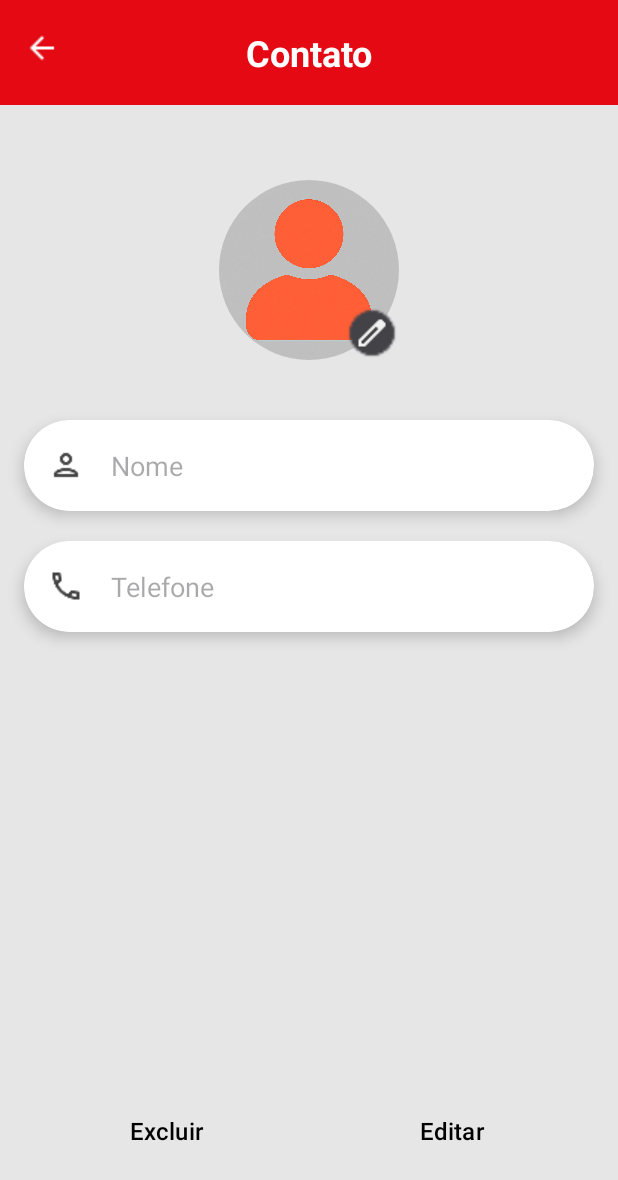
After one commit to WellingtonHSL/App-Contatos, an Android app: the DetailContactActivity screen opened directly, with no data from a screen before it, on a phone screen of 412 x 824 dp. The commit adds this screen. Shown: the top 1180 px of the screen. Run offline under Robolectric (Android 15) with nearby library versions, the phone set to English and light mode, and no system bars; our stand-ins replace Room's generated code.

Commit message:
feat(Delete/Update): Coloquei as funcionalidade de Excluir e Editar um contato.

```diff
--- a/app/src/main/java/com/wellingtonhenrique/contatos/MainActivity.kt
+++ b/app/src/main/java/com/wellingtonhenrique/contatos/MainActivity.kt
@@ -16,6 +16,7 @@ import com.wellingtonhenrique.contatos.adapter.ContactAdapter
 import com.wellingtonhenrique.contatos.data.AppDatabase
 import com.wellingtonhenrique.contatos.data.ContactDao
 import com.wellingtonhenrique.contatos.ui.AddContactActivity
+import com.wellingtonhenrique.contatos.ui.DetailContactActivity
 
 class MainActivity : AppCompatActivity() {
 
@@ -40,7 +41,12 @@ class MainActivity : AppCompatActivity() {
         setSupportActionBar(toolbar)
 
         contactDao = AppDatabase.getDatabase(this).contactDao()
-        contactAdapter = ContactAdapter(emptyList())
+        contactAdapter = ContactAdapter(emptyList()) { contact ->
+            val intent = Intent(this, DetailContactActivity::class.java).apply {
+                putExtra("contact_id", contact.id)
+            }
+            startActivity(intent)
+        }
 
         val recyclerView = findViewById<RecyclerView>(R.id.rv_contacts)
         recyclerView.layoutManager = LinearLayoutManager(this)
--- a/app/src/main/java/com/wellingtonhenrique/contatos/adapter/ContactAdapter.kt
+++ b/app/src/main/java/com/wellingtonhenrique/contatos/adapter/ContactAdapter.kt
@@ -10,8 +10,10 @@ import com.google.android.material.imageview.ShapeableImageView
 import com.wellingtonhenrique.contatos.R
 import com.wellingtonhenrique.contatos.data.Contact
 
-class ContactAdapter(private var contacts: List<Contact>) :
-    RecyclerView.Adapter<ContactAdapter.ContactViewHolder>() {
+class ContactAdapter(
+    private var contacts: List<Contact>,
+    private val onItemClick: (Contact) -> Unit
+) : RecyclerView.Adapter<ContactAdapter.ContactViewHolder>() {
 
     class ContactViewHolder(itemView: View) : RecyclerView.ViewHolder(itemView) {
         val imageView: ShapeableImageView = itemView.findViewById(R.id.iv_add_person)
@@ -34,6 +36,10 @@ class ContactAdapter(private var contacts: List<Contact>) :
             .load(contact.imageUrl)
             .placeholder(R.drawable.ic_person)
             .into(holder.imageView)
+
+        holder.itemView.setOnClickListener {
+            onItemClick(contact)
+        }
     }
 
     override fun getItemCount(): Int = contacts.size
--- a/app/src/main/java/com/wellingtonhenrique/contatos/data/ContactDao.kt
+++ b/app/src/main/java/com/wellingtonhenrique/contatos/data/ContactDao.kt
@@ -2,8 +2,10 @@ package com.wellingtonhenrique.contatos.data
 
 import androidx.lifecycle.LiveData
 import androidx.room.Dao
+import androidx.room.Delete
 import androidx.room.Insert
 import androidx.room.Query
+import androidx.room.Update
 
 @Dao
 interface ContactDao {
@@ -12,4 +14,13 @@ interface ContactDao {
 
     @Insert
     suspend fun insertContact(contact: Contact)
+
+    @Query("SELECT * FROM contacts WHERE id = :id")
+    fun getContactById(id: Int): LiveData<Contact>
+
+    @Update
+    suspend fun updateContact(contact: Contact)
+
+    @Delete
+    suspend fun deleteContact(contact: Contact)
 }
--- /dev/null
+++ b/app/src/main/java/com/wellingtonhenrique/contatos/ui/DetailContactActivity.kt
@@ -0,0 +1,145 @@
+package com.wellingtonhenrique.contatos.ui
+
+import android.net.Uri
+import android.os.Bundle
+import android.widget.Button
+import android.widget.EditText
+import android.widget.ImageView
+import android.widget.Toast
+import androidx.activity.enableEdgeToEdge
+import androidx.activity.result.contract.ActivityResultContracts
+import androidx.appcompat.app.AppCompatActivity
+import androidx.core.view.ViewCompat
+import androidx.core.view.WindowInsetsCompat
+import androidx.core.view.WindowInsetsControllerCompat
+import com.google.android.material.appbar.MaterialToolbar
+import com.wellingtonhenrique.contatos.R
+import com.wellingtonhenrique.contatos.data.AppDatabase
+import com.wellingtonhenrique.contatos.data.Contact
+import kotlinx.coroutines.Dispatchers
+import kotlinx.coroutines.CoroutineScope
+import kotlinx.coroutines.launch
+
+class DetailContactActivity : AppCompatActivity() {
+
+    private var currentContact: Contact? = null
+    private var isEditing = false
+    private lateinit var imagePickerLauncher: androidx.activity.result.ActivityResultLauncher<String>
+    private var selectedImageUri: Uri? = null
+
+    override fun onCreate(savedInstanceState: Bundle?) {
+        super.onCreate(savedInstanceState)
+        enableEdgeToEdge()
+        setContentView(R.layout.activity_detail_contact)
+        setSupportActionBar(findViewById(R.id.toolbar_detail))
+
+        window.statusBarColor = getColor(R.color.red_dark)
+        WindowInsetsControllerCompat(window, window.decorView).isAppearanceLightStatusBars = false
+
+        ViewCompat.setOnApplyWindowInsetsListener(findViewById(R.id.detail_contact)) { v, insets ->
+            val systemBars = insets.getInsets(WindowInsetsCompat.Type.systemBars())
+            v.setPadding(systemBars.left, systemBars.top, systemBars.right, systemBars.bottom)
+            insets
+        }
+
+        val toolbar = findViewById<MaterialToolbar>(R.id.toolbar_detail)
+        setSupportActionBar(toolbar)
+        supportActionBar?.setDisplayHomeAsUpEnabled(true)
+
+        toolbar.setNavigationOnClickListener {
+            finish()
+        }
+
+        val edtName = findViewById<EditText>(R.id.edt_name)
+        val edtPhone = findViewById<EditText>(R.id.edt_phone)
+        val edtImage = findViewById<ImageView>(R.id.iv_add_person)
+        val btnEdit = findViewById<Button>(R.id.btnEdit)
+        val btnDelete = findViewById<Button>(R.id.btnDelete)
+
+        edtName.isEnabled = false
+        edtPhone.isEnabled = false
+
+        val contactId = intent.getIntExtra("contact_id", -1)
+        val dao = AppDatabase.getDatabase(this).contactDao()
+
+        if (contactId != -1) {
+            dao.getContactById(contactId).observe(this) { contact ->
+                contact?.let {
+                    currentContact = it
+                    edtName.setText(it.name)
+                    edtPhone.setText(it.phone)
+                    if (it.imageUrl.isNotEmpty()) {
+                        edtImage.setImageURI(Uri.parse(it.imageUrl))
+                    } else {
+                        edtImage.setImageResource(R.drawable.ic_person)
+                    }
+                }
+            }
+        }
+
+        imagePickerLauncher = registerForActivityResult(
+            ActivityResultContracts.GetContent()
+        ) { uri: Uri? ->
+            if (uri != null && isEditing) {
+                selectedImageUri = uri
+                edtImage.setImageURI(uri)
+            }
+        }
+
+        edtImage.setOnClickListener {
+            if (isEditing) {
+                imagePickerLauncher.launch("image/*")
+            }
+        }
+
+        btnEdit.setOnClickListener {
+            if (!isEditing) {
+                edtName.isEnabled = true
+                edtPhone.isEnabled = true
+                btnEdit.text = "Salvar"
+                isEditing = true
+            } else {
+                val updatedName = edtName.text.toString()
+                val updatedPhone = edtPhone.text.toString()
+                val updatedImage = selectedImageUri?.toString() ?: currentContact?.imageUrl ?: ""
+
+                if (updatedName.isNotEmpty() && updatedPhone.isNotEmpty()) {
+                    val updatedContact = currentContact?.copy(
+                        name = updatedName,
+                        phone = updatedPhone,
+                        imageUrl = updatedImage
+                    )
+
+                    updatedContact?.let {
+                        CoroutineScope(Dispatchers.IO).launch {
+                            dao.updateContact(it)
+                            runOnUiThread {
+                                Toast.makeText(
+                                    this@DetailContactActivity,
+                                    "Contato atualizado!",
+                                    Toast.LENGTH_SHORT
+                                ).show()
+                                finish()
+                            }
+                        }
+                    }
+                } else {
+                    Toast.makeText(this, "Preencha todos os campos", Toast.LENGTH_SHORT).show()
+                }
+            }
+
+        }
+
+        btnDelete.setOnClickListener {
+            currentContact?.let { contact ->
+                CoroutineScope(Dispatchers.IO).launch {
+                    dao.deleteContact(contact)
+                    runOnUiThread {
+                        Toast.makeText(this@DetailContactActivity, "Contato excluído!", Toast.LENGTH_SHORT).show()
+                        finish()
+                    }
+                }
+            }
+        }
+    }
+}
--- /dev/null
+++ b/app/src/main/res/layout/activity_detail_contact.xml
@@ -0,0 +1,163 @@
+<?xml version="1.0" encoding="utf-8"?>
+<RelativeLayout xmlns:android="http://schemas.android.com/apk/res/android"
+    xmlns:app="http://schemas.android.com/apk/res-auto"
+    xmlns:tools="http://schemas.android.com/tools"
+    xmlns:card_view="http://schemas.android.com/apk/res-auto"
+    android:id="@+id/detail_contact"
+    android:layout_width="match_parent"
+    android:layout_height="match_parent"
+    tools:context=".ui.DetailContactActivity">
+
+    <com.google.android.material.appbar.AppBarLayout
+        android:id="@+id/material_toolbar_detail"
+        android:layout_width="match_parent"
+        android:layout_height="wrap_content">
+
+        <com.google.android.material.appbar.MaterialToolbar
+            android:id="@+id/toolbar_detail"
+            android:layout_width="match_parent"
+            android:layout_height="70dp"
+            app:navigationIcon="@drawable/arrow_back"
+            app:title="Contato"
+            app:titleTextAppearance="@style/ToolbarTitleBold"
+            app:layout_scrollFlags="scroll|enterAlways"
+            app:titleCentered="true"
+            android:background="?attr/colorPrimary"/>
+    </com.google.android.material.appbar.AppBarLayout>
+
+    <RelativeLayout
+        android:id="@+id/edit_img"
+        android:layout_width="wrap_content"
+        android:layout_height="wrap_content"
+        android:layout_below="@id/material_toolbar_detail"
+        android:layout_centerHorizontal="true"
+        android:layout_marginTop="50dp">
+
+        <com.google.android.material.imageview.ShapeableImageView
+            android:id="@+id/iv_add_person"
+            android:layout_width="120dp"
+            android:layout_height="120dp"
+            android:scaleType="centerCrop"
+            android:src="@drawable/ic_person"
+            app:shapeAppearanceOverlay="@style/RoundedImage"/>
+
+        <ImageView
+            android:id="@+id/btnEditImage"
+            android:layout_width="36dp"
+            android:layout_height="36dp"
+            android:layout_alignBottom="@id/iv_add_person"
+            android:layout_alignEnd="@id/iv_add_person"
+            android:src="@drawable/ic_edit"
+            android:background="@drawable/circle_gray"
+            android:padding="6dp" />
+    </RelativeLayout>
+
+    <androidx.cardview.widget.CardView
+        android:id="@+id/ll_name"
+        android:layout_width="match_parent"
+        android:layout_height="wrap_content"
+        android:layout_below="@id/edit_img"
+        android:layout_marginTop="40dp"
+        android:layout_marginStart="16dp"
+        android:layout_marginEnd="16dp"
+        card_view:cardCornerRadius="30dp"
+        card_view:cardElevation="6dp">
+
+        <LinearLayout
+            android:layout_width="match_parent"
+            android:layout_height="wrap_content"
+            android:orientation="horizontal"
+            android:gravity="center_vertical"
+            android:paddingHorizontal="30dp"
+            android:padding="8dp">
+
+            <ImageView
+                android:layout_width="24dp"
+                android:layout_height="24dp"
+                android:layout_marginStart="8dp"
+                android:src="@drawable/person_add" />
+
+            <EditText
+                android:id="@+id/edt_name"
+                android:layout_width="0dp"
+                android:layout_height="wrap_content"
+                android:layout_marginStart="8dp"
+                android:layout_weight="1"
+                android:hint="Nome"
+                android:padding="10dp"
+                android:background="@android:color/transparent" />
+        </LinearLayout>
+
+    </androidx.cardview.widget.CardView>
+
+    <androidx.cardview.widget.CardView
+        android:id="@+id/ll_phone"
+        android:layout_width="match_parent"
+        android:layout_height="wrap_content"
+        android:layout_below="@id/ll_name"
+        android:layout_marginTop="20dp"
+        android:layout_marginStart="16dp"
+        android:layout_marginEnd="16dp"
+        card_view:cardCornerRadius="30dp"
+        card_view:cardElevation="6dp">
+
+        <LinearLayout
+            android:layout_width="match_parent"
+            android:layout_height="wrap_content"
+            android:orientation="horizontal"
+            android:gravity="center_vertical"
+            android:paddingHorizontal="30dp"
+            android:padding="8dp">
+
+            <ImageView
+                android:layout_width="24dp"
+                android:layout_height="24dp"
+                android:layout_marginStart="8dp"
+                android:src="@drawable/phone_add" />
+
+            <EditText
+                android:id="@+id/edt_phone"
+                android:layout_width="0dp"
+                android:layout_height="wrap_content"
+                android:layout_weight="1"
+                android:layout_marginStart="8dp"
+                android:hint="Telefone"
+                android:inputType="phone"
+                android:padding="10dp"
+                android:background="@android:color/transparent" />
+        </LinearLayout>
+
+    </androidx.cardview.widget.CardView>
+
+    <LinearLayout
+        android:id="@+id/layoutButtons"
+        android:layout_width="match_parent"
+        android:layout_height="wrap_content"
+        android:layout_alignParentBottom="true"
+        android:layout_marginBottom="30dp"
+        android:padding="16dp"
+        android:orientation="horizontal"
+        android:paddingHorizontal="30dp">
+
+        <Button
+            android:id="@+id/btnDelete"
+            android:layout_width="0dp"
+            android:layout_height="wrap_content"
+            android:layout_weight="1"
+            android:text="Excluir"
+            android:textColor="@color/black"
+            android:textSize="16sp"
+            android:background="@android:color/transparent" />
+
+        <Button
+            android:id="@+id/btnEdit"
+            android:layout_width="0dp"
+            android:layout_height="wrap_content"
+            android:layout_weight="1"
+            android:text="Editar"
+            android:textColor="@color/black"
+            android:textSize="16sp"
+            android:background="@android:color/transparent" />
+    </LinearLayout>
+
+</RelativeLayout>
```
Also changed, not shown: app/src/main/AndroidManifest.xml (+5 -4 lines).
